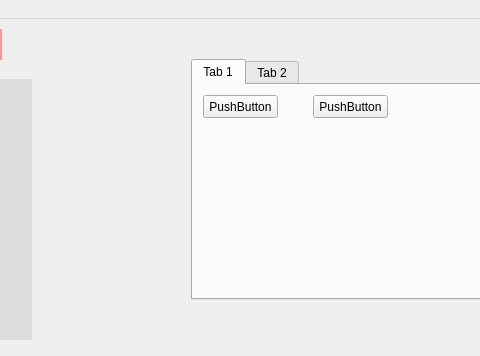
Qt form TwitterAnalyzer/GUI.ui (GrzegorzKrug/TwitterAnalyzer) before a commit; both pictures show x 179 to 659 and y 0 to 356 of the 800 by 600 pixel window.
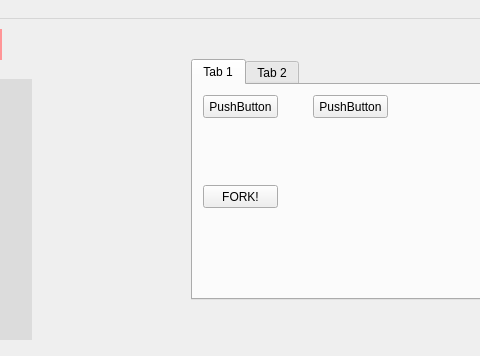
The same form after that commit.

What changed in the file:
```diff
--- a/TwitterAnalyzer/GUI.ui
+++ b/TwitterAnalyzer/GUI.ui
@@ -56,6 +56,19 @@
        <string>PushButton</string>
       </property>
      </widget>
+     <widget class="QPushButton" name="pushButton_fork">
+      <property name="geometry">
+       <rect>
+        <x>10</x>
+        <y>100</y>
+        <width>75</width>
+        <height>23</height>
+       </rect>
+      </property>
+      <property name="text">
+       <string>FORK!</string>
+      </property>
+     </widget>
     </widget>
     <widget class="QWidget" name="tab_2">
      <attribute name="title">
```
